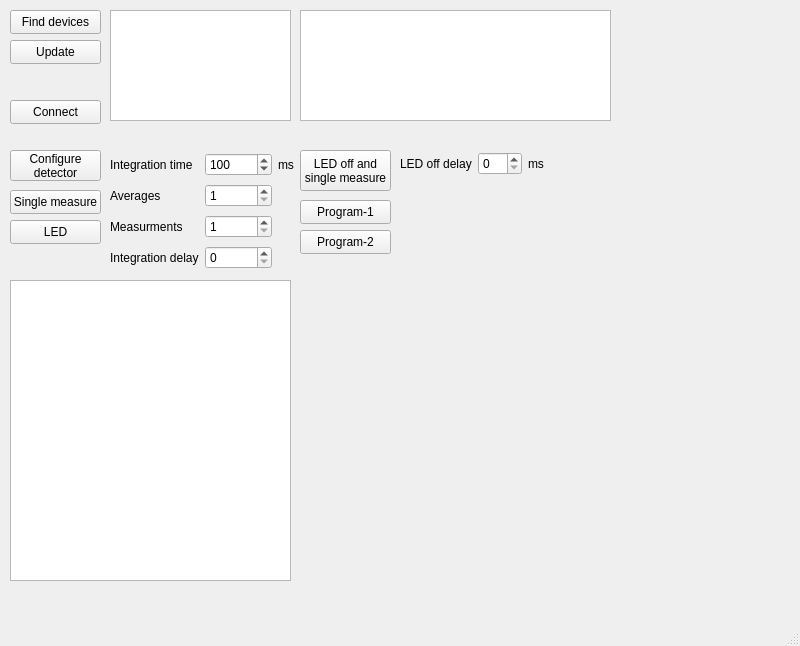
Above: mainwindow.ui from DulovDmitry/AvantesControl before the change. Below: the same form after it.
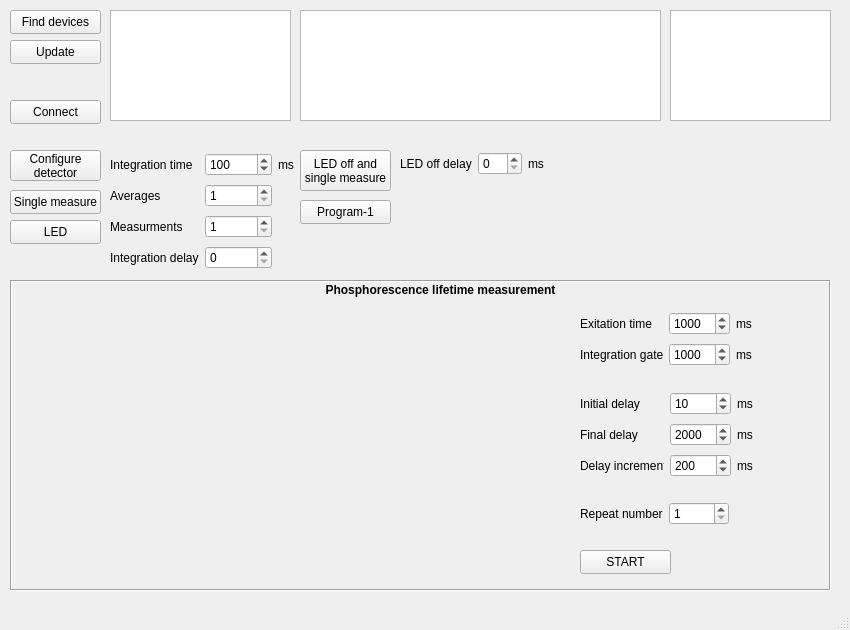
That is the form after the change. Icons and pictures are not drawn.

Patch:
```diff
--- a/mainwindow.ui
+++ b/mainwindow.ui
@@ -6,8 +6,8 @@
    <rect>
     <x>0</x>
     <y>0</y>
-    <width>800</width>
-    <height>646</height>
+    <width>850</width>
+    <height>630</height>
    </rect>
   </property>
   <property name="windowTitle">
@@ -68,7 +68,7 @@
      <rect>
       <x>300</x>
       <y>10</y>
-      <width>311</width>
+      <width>361</width>
       <height>111</height>
      </rect>
     </property>
@@ -109,10 +109,10 @@
    <widget class="QPlainTextEdit" name="data_plainTextEdit">
     <property name="geometry">
      <rect>
-      <x>10</x>
-      <y>280</y>
-      <width>281</width>
-      <height>301</height>
+      <x>670</x>
+      <y>10</y>
+      <width>161</width>
+      <height>111</height>
      </rect>
     </property>
    </widget>
@@ -278,18 +278,271 @@
      </item>
     </layout>
    </widget>
-   <widget class="QPushButton" name="program2_pushButton">
+   <widget class="QFrame" name="frame">
     <property name="geometry">
      <rect>
-      <x>300</x>
-      <y>230</y>
-      <width>91</width>
-      <height>24</height>
+      <x>10</x>
+      <y>280</y>
+      <width>821</width>
+      <height>311</height>
      </rect>
     </property>
-    <property name="text">
-     <string>Program-2</string>
+    <property name="frameShape">
+     <enum>QFrame::Box</enum>
     </property>
+    <property name="frameShadow">
+     <enum>QFrame::Sunken</enum>
+    </property>
+    <property name="lineWidth">
+     <number>1</number>
+    </property>
+    <widget class="QLabel" name="label_8">
+     <property name="geometry">
+      <rect>
+       <x>310</x>
+       <y>0</y>
+       <width>241</width>
+       <height>20</height>
+      </rect>
+     </property>
+     <property name="font">
+      <font>
+       <bold>true</bold>
+      </font>
+     </property>
+     <property name="text">
+      <string>Phosphorescence lifetime measurement</string>
+     </property>
+     <property name="alignment">
+      <set>Qt::AlignCenter</set>
+     </property>
+    </widget>
+    <widget class="QLabel" name="label_picture">
+     <property name="geometry">
+      <rect>
+       <x>60</x>
+       <y>40</y>
+       <width>411</width>
+       <height>261</height>
+      </rect>
+     </property>
+     <property name="text">
+      <string/>
+     </property>
+     <property name="pixmap">
+      <pixmap resource="res.qrc">:/new/prefix1/Figure.png</pixmap>
+     </property>
+     <property name="scaledContents">
+      <bool>true</bool>
+     </property>
+    </widget>
+    <widget class="QPushButton" name="program2_pushButton">
+     <property name="geometry">
+      <rect>
+       <x>570</x>
+       <y>270</y>
+       <width>91</width>
+       <height>24</height>
+      </rect>
+     </property>
+     <property name="text">
+      <string>START</string>
+     </property>
+    </widget>
+    <widget class="QWidget" name="">
+     <property name="geometry">
+      <rect>
+       <x>570</x>
+       <y>30</y>
+       <width>172</width>
+       <height>58</height>
+      </rect>
+     </property>
+     <layout class="QGridLayout" name="gridLayout_2">
+      <item row="0" column="0">
+       <widget class="QLabel" name="label_9">
+        <property name="text">
+         <string>Exitation time</string>
+        </property>
+       </widget>
+      </item>
+      <item row="0" column="1">
+       <widget class="QSpinBox" name="exitationTime_spinBox_phos">
+        <property name="minimum">
+         <number>5</number>
+        </property>
+        <property name="maximum">
+         <number>10000</number>
+        </property>
+        <property name="value">
+         <number>1000</number>
+        </property>
+       </widget>
+      </item>
+      <item row="0" column="2">
+       <widget class="QLabel" name="label_14">
+        <property name="text">
+         <string>ms</string>
+        </property>
+       </widget>
+      </item>
+      <item row="1" column="0">
+       <widget class="QLabel" name="label_13">
+        <property name="text">
+         <string>Integration gate</string>
+        </property>
+       </widget>
+      </item>
+      <item row="1" column="1">
+       <widget class="QSpinBox" name="integrationTime_spinBox_phos">
+        <property name="minimum">
+         <number>5</number>
+        </property>
+        <property name="maximum">
+         <number>10000</number>
+        </property>
+        <property name="value">
+         <number>1000</number>
+        </property>
+       </widget>
+      </item>
+      <item row="1" column="2">
+       <widget class="QLabel" name="label_15">
+        <property name="text">
+         <string>ms</string>
+        </property>
+       </widget>
+      </item>
+     </layout>
+    </widget>
+    <widget class="QWidget" name="">
+     <property name="geometry">
+      <rect>
+       <x>570</x>
+       <y>110</y>
+       <width>173</width>
+       <height>89</height>
+      </rect>
+     </property>
+     <layout class="QGridLayout" name="gridLayout_3">
+      <item row="0" column="0">
+       <widget class="QLabel" name="label_10">
+        <property name="text">
+         <string>Initial delay</string>
+        </property>
+       </widget>
+      </item>
+      <item row="0" column="1">
+       <widget class="QSpinBox" name="initialDelay_spinBox">
+        <property name="minimum">
+         <number>1</number>
+        </property>
+        <property name="maximum">
+         <number>1000</number>
+        </property>
+        <property name="value">
+         <number>10</number>
+        </property>
+       </widget>
+      </item>
+      <item row="0" column="2">
+       <widget class="QLabel" name="label_16">
+        <property name="text">
+         <string>ms</string>
+        </property>
+       </widget>
+      </item>
+      <item row="1" column="0">
+       <widget class="QLabel" name="label_11">
+        <property name="text">
+         <string>Final delay</string>
+        </property>
+       </widget>
+      </item>
+      <item row="1" column="1">
+       <widget class="QSpinBox" name="finalDelay_spinBox">
+        <property name="minimum">
+         <number>1</number>
+        </property>
+        <property name="maximum">
+         <number>10000</number>
+        </property>
+        <property name="value">
+         <number>2000</number>
+        </property>
+       </widget>
+      </item>
+      <item row="1" column="2">
+       <widget class="QLabel" name="label_17">
+        <property name="text">
+         <string>ms</string>
+        </property>
+       </widget>
+      </item>
+      <item row="2" column="0">
+       <widget class="QLabel" name="label_12">
+        <property name="text">
+         <string>Delay increment</string>
+        </property>
+       </widget>
+      </item>
+      <item row="2" column="1">
+       <widget class="QSpinBox" name="delayIncrement_spinBox">
+        <property name="minimum">
+         <number>1</number>
+        </property>
+        <property name="maximum">
+         <number>1000</number>
+        </property>
+        <property name="value">
+         <number>200</number>
+        </property>
+       </widget>
+      </item>
+      <item row="2" column="2">
+       <widget class="QLabel" name="label_18">
+        <property name="text">
+         <string>ms</string>
+        </property>
+       </widget>
+      </item>
+     </layout>
+    </widget>
+    <widget class="QWidget" name="">
+     <property name="geometry">
+      <rect>
+       <x>570</x>
+       <y>220</y>
+       <width>149</width>
+       <height>27</height>
+      </rect>
+     </property>
+     <layout class="QHBoxLayout" name="horizontalLayout_2">
+      <property name="leftMargin">
+       <number>0</number>
+      </property>
+      <property name="rightMargin">
+       <number>0</number>
+      </property>
+      <item>
+       <widget class="QLabel" name="label_19">
+        <property name="text">
+         <string>Repeat number</string>
+        </property>
+       </widget>
+      </item>
+      <item>
+       <widget class="QSpinBox" name="repeatNumber_spinBox">
+        <property name="minimum">
+         <number>1</number>
+        </property>
+        <property name="maximum">
+         <number>1000</number>
+        </property>
+       </widget>
+      </item>
+     </layout>
+    </widget>
    </widget>
   </widget>
   <widget class="QMenuBar" name="menubar">
```
Left out of the diff: 6 changed lines with no effect on the pictures.
